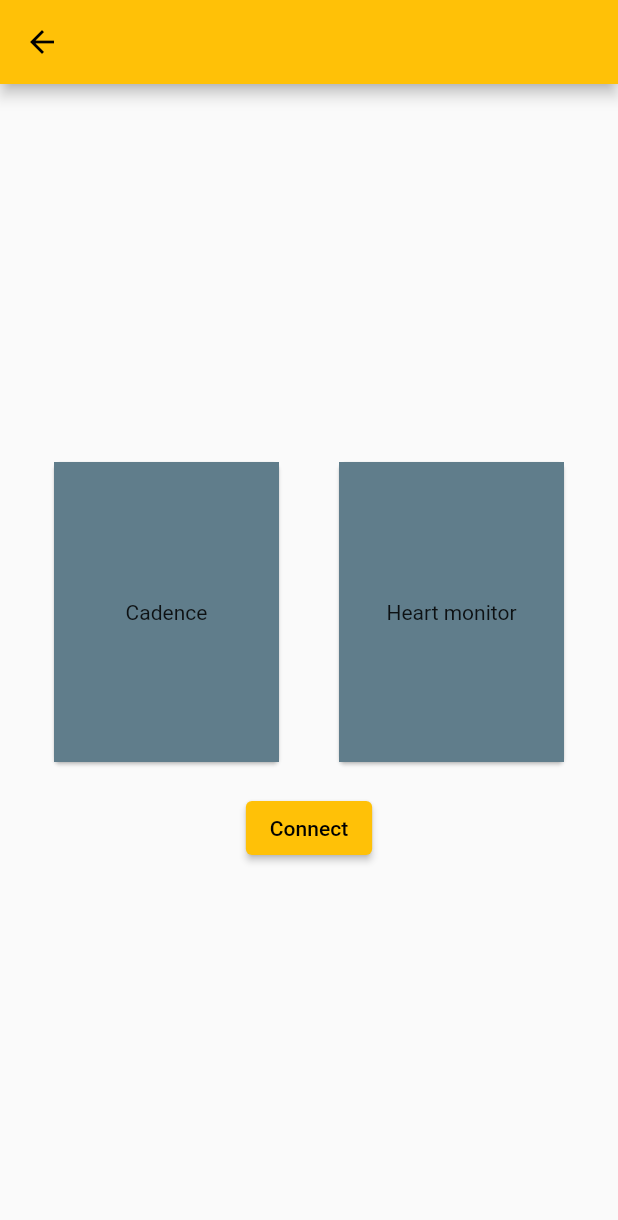
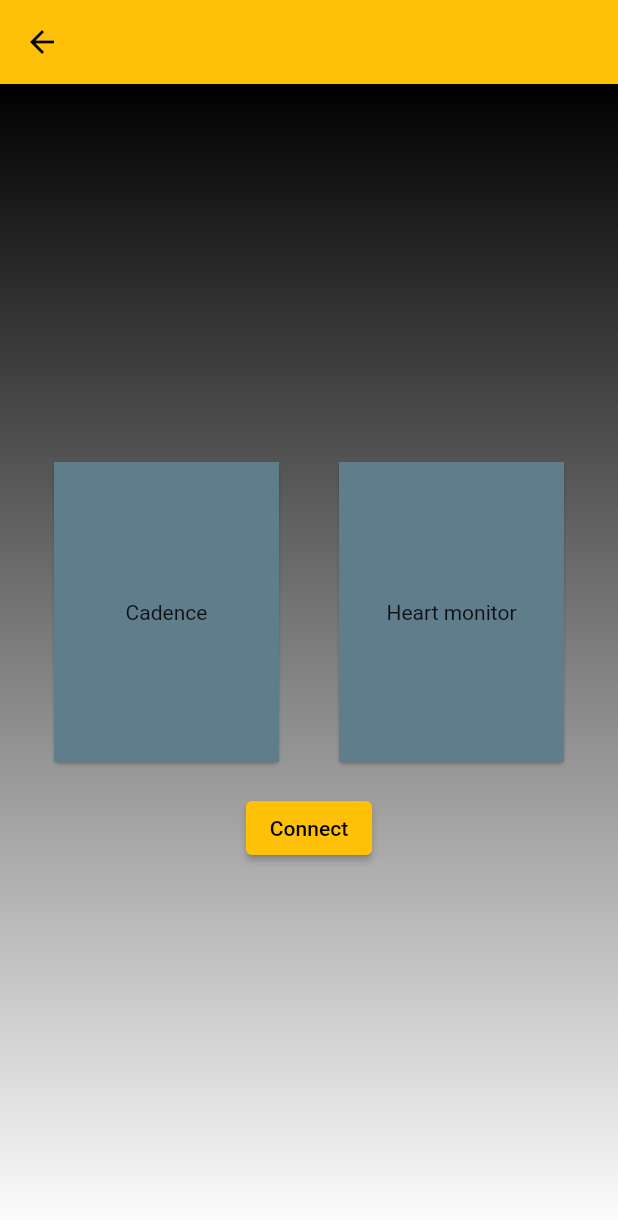
Before and after one commit to jordhi404/Gowes-Virtual, a Flutter app: the Connections screen opened directly, on a phone screen of 412 x 824 dp. Shown: the top 1220 px of the screen. Run offline on Flutter 3.47's test engine with Material 2 defaults, Android fonts, the phone set to English and light mode, and no system bars; our stand-ins replace cloud_firestore, firebase_core; missing offline and left inert: language_picker, sliding_switch; accounts and stored records are empty.

Commit message:
Update connections.dart

```diff
--- a/lib/pages/connections.dart
+++ b/lib/pages/connections.dart
@@ -9,11 +9,20 @@ class Connections extends StatelessWidget {
       appBar: AppBar(
         leading: BackButton(
           onPressed: () {
-            Navigator.pushReplacement(context, MaterialPageRoute(builder: (context) => Homepage()));
+            Navigator.pop(context, MaterialPageRoute(builder: (context) => Homepage()));
           }
         ),
       ),
-      body: Column(
+      body: Center(
+        child: Container(
+          decoration: BoxDecoration(
+            gradient: LinearGradient(
+              begin: Alignment.topCenter,
+              end: Alignment.bottomCenter,
+              colors: [Colors.black, Colors.white]
+            )
+          ),
+          child: Column(
             mainAxisAlignment: MainAxisAlignment.center,
             children: [
               Row(
@@ -49,7 +58,9 @@ class Connections extends StatelessWidget {
                 child: Text('Connect')
               )
             ],
-      )
+          ),
+        ),
+      ),
     );
   }
 }
```
Lines whose indentation alone changed are shown as unchanged.
